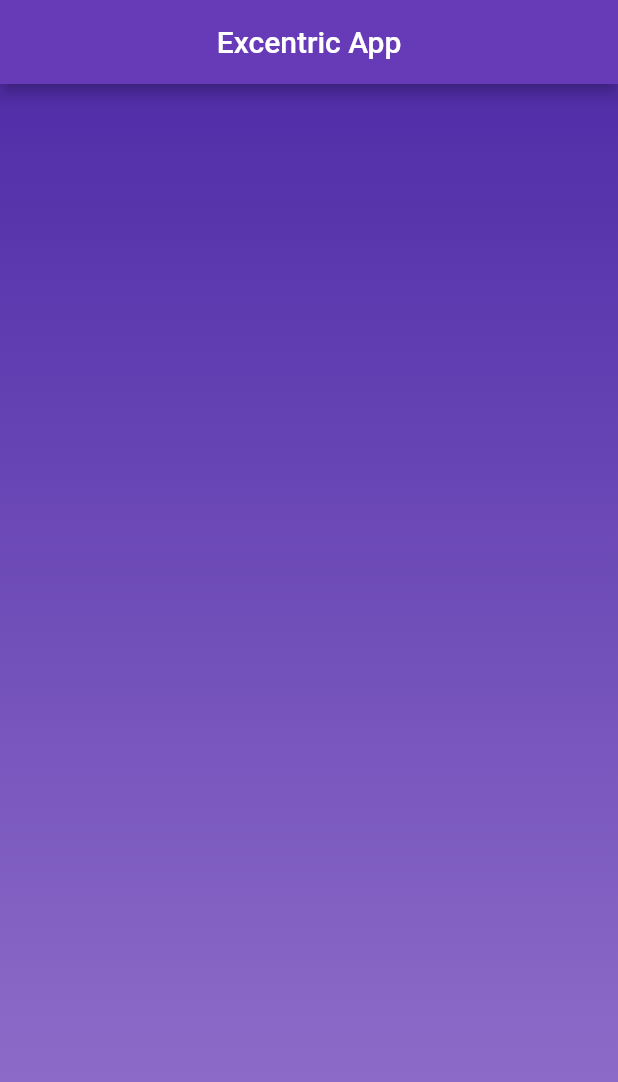
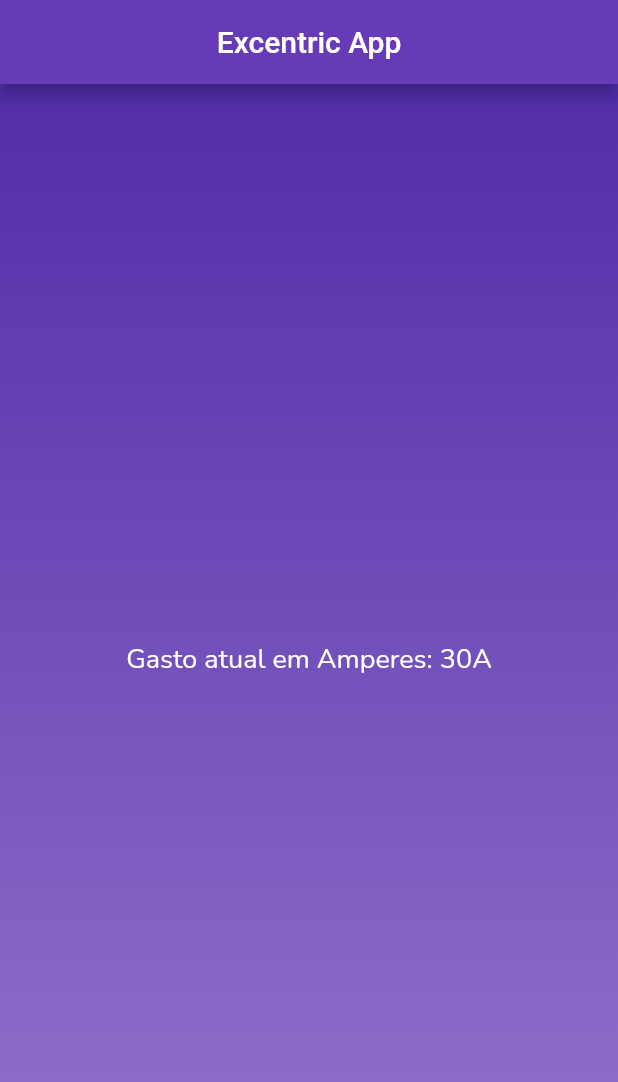
Before and after one commit to igortauhan/TIDIII-APP, a Flutter app: the screen it shows after launch, on a phone screen of 412 x 824 dp. Shown: the top 1082 px of the screen. Run offline on Flutter 3.47's test engine with Material 2 defaults, Android fonts, the phone set to English and light mode, and no system bars.

Commit message:
Finish home page. Create energy data component

```diff
--- /dev/null
+++ b/lib/application/energy_data.dart
@@ -0,0 +1,30 @@
+import 'package:flutter/material.dart';
+
+class EnergyData extends StatefulWidget {
+  const EnergyData({Key? key}) : super(key: key);
+
+  @override
+  State<EnergyData> createState() => _EnergyDataState();
+}
+
+class _EnergyDataState extends State<EnergyData> {
+  @override
+  Widget build(BuildContext context) {
+    return Column(
+      crossAxisAlignment: CrossAxisAlignment.center,
+      mainAxisAlignment: MainAxisAlignment.center,
+      children: [
+        Container(
+          child: Text(
+            'Gasto atual em Amperes: 30A',
+            style: TextStyle(
+              fontSize: 18.0,
+              fontFamily: 'Nunito',
+              color: Colors.white,
+            ),
+          ),
+        ),
+      ],
+    );
+  }
+}
--- a/lib/pages/home_page.dart
+++ b/lib/pages/home_page.dart
@@ -1,4 +1,5 @@
 import 'package:flutter/material.dart';
+import 'package:tidiii/application/energy_data.dart';
 
 class HomePage extends StatefulWidget {
   const HomePage({Key? key}) : super(key: key);
@@ -11,6 +12,9 @@ class _HomePageState extends State<HomePage> {
   @override
   Widget build(BuildContext context) {
     return Container(
+
+      width: double.infinity,
+      height: double.infinity,
       decoration: BoxDecoration(
           gradient: LinearGradient(
               begin: Alignment.topCenter,
@@ -21,6 +25,9 @@ class _HomePageState extends State<HomePage> {
               ]
           )
       ),
+      child: const Center(
+        child: EnergyData(),
+      ),
     );
   }
 }
```
Lines whose indentation alone changed are shown as unchanged.
